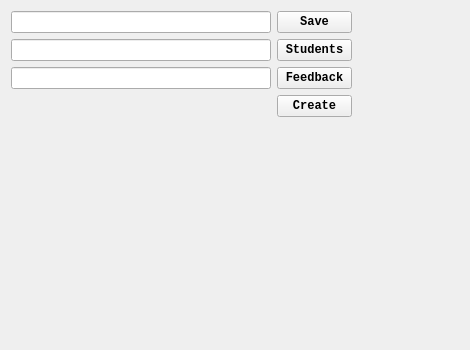
Above: src/feat/views/gui_feat_new_file.ui from AnneliesVlaar/Feat before the change. Below: the same form after it.
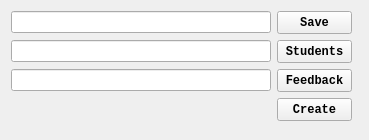
That is the form after the change.

Commit message: change appearance new feat file window

What changed in the file:
```diff
--- a/src/feat/views/gui_feat_new_file.ui
+++ b/src/feat/views/gui_feat_new_file.ui
@@ -6,25 +6,26 @@
    <rect>
     <x>0</x>
     <y>0</y>
-    <width>470</width>
-    <height>350</height>
+    <width>369</width>
+    <height>140</height>
    </rect>
   </property>
   <property name="sizePolicy">
-   <sizepolicy hsizetype="Minimum" vsizetype="Minimum">
+   <sizepolicy hsizetype="Expanding" vsizetype="Expanding">
     <horstretch>0</horstretch>
     <verstretch>0</verstretch>
    </sizepolicy>
   </property>
   <property name="minimumSize">
    <size>
-    <width>470</width>
-    <height>350</height>
+    <width>0</width>
+    <height>0</height>
    </size>
   </property>
   <property name="font">
    <font>
     <family>Consolas</family>
+    <weight>75</weight>
     <bold>true</bold>
    </font>
   </property>
@@ -57,6 +58,12 @@
        </item>
        <item>
         <widget class="QPushButton" name="save_location">
+         <property name="minimumSize">
+          <size>
+           <width>75</width>
+           <height>23</height>
+          </size>
+         </property>
          <property name="maximumSize">
           <size>
            <width>75</width>
@@ -83,13 +90,19 @@
          <property name="minimumSize">
           <size>
            <width>260</width>
-           <height>0</height>
+           <height>22</height>
           </size>
          </property>
         </widget>
        </item>
        <item>
         <widget class="QPushButton" name="students_location">
+         <property name="minimumSize">
+          <size>
+           <width>75</width>
+           <height>23</height>
+          </size>
+         </property>
          <property name="maximumSize">
           <size>
            <width>75</width>
@@ -116,13 +129,19 @@
          <property name="minimumSize">
           <size>
            <width>260</width>
-           <height>0</height>
+           <height>22</height>
           </size>
          </property>
         </widget>
        </item>
        <item>
         <widget class="QPushButton" name="feedbackform_location">
+         <property name="minimumSize">
+          <size>
+           <width>75</width>
+           <height>23</height>
+          </size>
+         </property>
          <property name="maximumSize">
           <size>
            <width>75</width>
@@ -153,6 +172,12 @@
        </item>
        <item>
         <widget class="QPushButton" name="create_new_file">
+         <property name="minimumSize">
+          <size>
+           <width>75</width>
+           <height>23</height>
+          </size>
+         </property>
          <property name="maximumSize">
           <size>
            <width>75</width>
```
Left out of the diff: 2 changed lines with no effect on the pictures.
